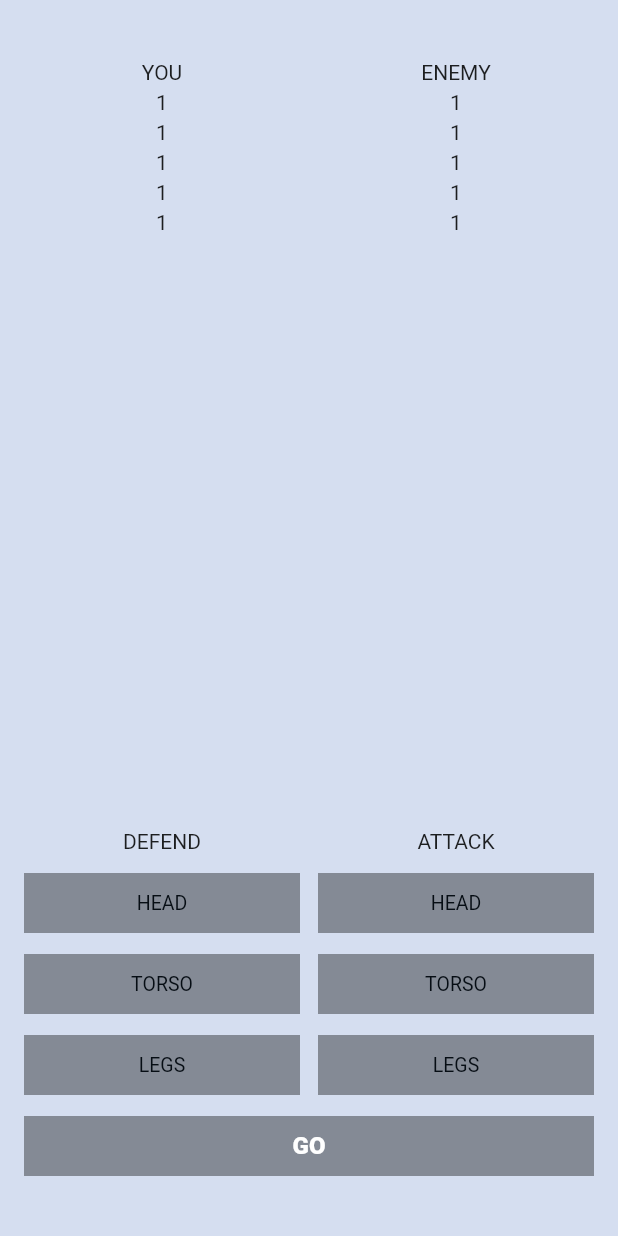
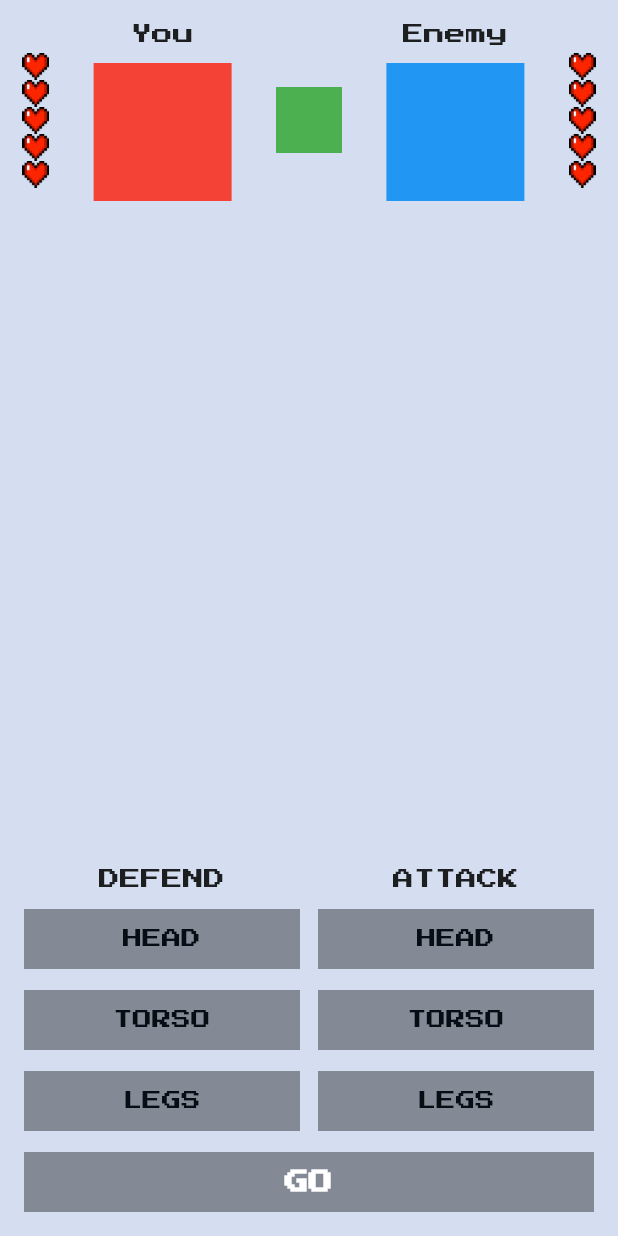
Before and after one commit to roman8361/flutter_fight_club, a Flutter app: the screen it shows after launch, on a phone screen of 412 x 824 dp. Run offline on Flutter 3.47's test engine with Material 2 defaults, Android fonts, the phone set to English and light mode, and no system bars; our stand-ins replace google_fonts.

Commit message:
lesson 02

```diff
--- /dev/null
+++ b/lib/flight_club_icons.dart
@@ -0,0 +1,7 @@
+class FightClubIcons {
+  FightClubIcons._();
+
+  static const headFull = "assets/icons/heart-full.png";
+  static const headEmpty = "assets/icons/heart-empty.png";
+
+}
--- a/lib/main.dart
+++ b/lib/main.dart
@@ -1,5 +1,9 @@
+import 'dart:math';
+
 import 'package:flutter/cupertino.dart';
 import 'package:flutter/material.dart';
+import 'package:flutter_fight_club/flight_club_icons.dart';
+import 'package:google_fonts/google_fonts.dart';
 
 void main() {
   runApp(MyApp());
@@ -9,6 +13,10 @@ class MyApp extends StatelessWidget {
   @override
   Widget build(BuildContext context) {
     return MaterialApp(
+      theme: ThemeData(
+          textTheme: GoogleFonts.pressStart2pTextTheme(
+        Theme.of(context).textTheme,
+      )),
       home: MyHomePage(),
     );
   }
@@ -18,93 +26,163 @@ class MyHomePage extends StatefulWidget {
   const MyHomePage({Key? key}) : super(key: key);
 
   @override
-  _MyHomePageState createState() => _MyHomePageState();
+  MyHomePageState createState() => MyHomePageState();
 }
 
-class _MyHomePageState extends State<MyHomePage> {
-  final String _one = "1";
+class MyHomePageState extends State<MyHomePage> {
+  static const maxLives = 5;
+
+  int yourLives = maxLives;
+  int enemyLives = maxLives;
 
   BodyPart? defendingBodyPart;
   BodyPart? attackingBodyPart;
+
+  BodyPart whatEnemyAttacks = BodyPart.random();
+  BodyPart whatEnemyDefends = BodyPart.random();
 
   @override
   Widget build(BuildContext context) {
     return Scaffold(
       backgroundColor: Color.fromRGBO(213, 222, 240, 1),
-      body: Column(
+      body: SafeArea(
+        child: Column(
           children: [
-          SizedBox(height: 40),
-          Row(
-            children: [
-              SizedBox(width: 16),
-              Expanded(child: Center(child: Text("You".toUpperCase()))),
-              SizedBox(width: 12),
-              Expanded(child: Center(child: Text("Enemy".toUpperCase()))),
-              SizedBox(width: 16)
+            FightersInfo(
+              maxLivesCount: maxLives,
+              yourLivesCount: yourLives,
+              enemyLivesCount: enemyLives,
+            ),
+            Expanded(child: SizedBox()),
+            ControlsWidget(
+              defendingBodyPart: defendingBodyPart,
+              selectDefendingBodyPart: _selectDefendingBodyPart,
+              attackingBodyPart: attackingBodyPart,
+              selectAttackingBodyPart: _selectAttackingBodyPart,
+            ),
+            SizedBox(height: 14),
+            GoButton(
+              text: yourLives == 0 || enemyLives == 0 ? "Start new game" : "Go",
+              onTap: _onGoButtonClicked,
+              color: _getGoButtonColor(),
+            ),
+            SizedBox(height: 16)
           ],
         ),
-          SizedBox(
-            height: 4,
       ),
-          Row(
-            children: [
-              SizedBox(width: 16),
-              Expanded(child: Center(child: Text(_one.toUpperCase()))),
-              SizedBox(width: 12),
-              Expanded(child: Center(child: Text(_one.toUpperCase()))),
-              SizedBox(width: 16)
-            ],
+    );
+  }
+
+  Color _getGoButtonColor() {
+    if (yourLives == 0 || enemyLives == 0) {
+      return const Color.fromRGBO(0, 0, 0, 0.87);
+    } else if (attackingBodyPart == null || defendingBodyPart == null) {
+      return Colors.black38;
+    } else {
+      return Color.fromRGBO(0, 0, 0, 0.87);
+    }
+  }
+
+  void _onGoButtonClicked() {
+    if (yourLives == 0 || enemyLives == 0) {
+      setState(() {
+        yourLives = maxLives;
+        enemyLives = maxLives;
+      });
+    } else if (attackingBodyPart != null && defendingBodyPart != null) {
+      setState(() {
+        final bool enemyLoseLife = attackingBodyPart != whatEnemyDefends;
+        final bool youLoseLife = defendingBodyPart != whatEnemyAttacks;
+        if (enemyLoseLife) {
+          enemyLives -= 1;
+        }
+        if (youLoseLife) {
+          yourLives -= 1;
+        }
+        whatEnemyDefends = BodyPart.random();
+        whatEnemyAttacks = BodyPart.random();
+
+        attackingBodyPart = null;
+        defendingBodyPart = null;
+      });
+    }
+  }
+
+  void _selectDefendingBodyPart(final BodyPart value) {
+    if (yourLives == 0 || enemyLives == 0) {
+      return;
+    }
+    setState(() {
+      defendingBodyPart = value;
+    });
+  }
+
+  void _selectAttackingBodyPart(final BodyPart value) {
+    if (yourLives == 0 || enemyLives == 0) {
+      return;
+    }
+    setState(() {
+      attackingBodyPart = value;
+    });
+  }
+
+}
+
+class GoButton extends StatelessWidget {
+  final String text;
+  final VoidCallback onTap;
+  final Color color;
+
+  const GoButton({
+    Key? key,
+    required this.onTap,
+    required this.color,
+    required this.text,
+  }) : super(key: key);
+
+  @override
+  Widget build(BuildContext context) {
+    return Padding(
+      padding: const EdgeInsets.symmetric(horizontal: 16),
+      child: GestureDetector(
+        onTap: onTap,
+        child: SizedBox(
+          height: 40,
+          child: ColoredBox(
+            color: color,
+            child: Center(
+              child: Text(
+                text.toUpperCase(),
+                style: TextStyle(
+                    fontWeight: FontWeight.w900,
+                    fontSize: 16,
+                    color: Colors.white),
               ),
-          SizedBox(
-            height: 4,
             ),
-          Row(
-            children: [
-              SizedBox(width: 16),
-              Expanded(child: Center(child: Text(_one.toUpperCase()))),
-              SizedBox(width: 12),
-              Expanded(child: Center(child: Text(_one.toUpperCase()))),
-              SizedBox(width: 16)
-            ],
           ),
-          SizedBox(
-            height: 4,
         ),
-          Row(
-            children: [
-              SizedBox(width: 16),
-              Expanded(child: Center(child: Text(_one.toUpperCase()))),
-              SizedBox(width: 12),
-              Expanded(child: Center(child: Text(_one.toUpperCase()))),
-              SizedBox(width: 16)
-            ],
       ),
-          SizedBox(
-            height: 4,
-          ),
-          Row(
-            children: [
-              SizedBox(width: 16),
-              Expanded(child: Center(child: Text(_one.toUpperCase()))),
-              SizedBox(width: 12),
-              Expanded(child: Center(child: Text(_one.toUpperCase()))),
-              SizedBox(width: 16)
-            ],
-          ),
-          SizedBox(
-            height: 4,
-          ),
-          Row(
-            children: [
-              SizedBox(width: 16),
-              Expanded(child: Center(child: Text(_one.toUpperCase()))),
-              SizedBox(width: 12),
-              Expanded(child: Center(child: Text(_one.toUpperCase()))),
-              SizedBox(width: 16)
-            ],
-          ),
-          Expanded(child: SizedBox()),
-          Row(
+    );
+  }
+}
+
+class ControlsWidget extends StatelessWidget {
+  final BodyPart? defendingBodyPart;
+  final ValueSetter<BodyPart> selectDefendingBodyPart;
+  final BodyPart? attackingBodyPart;
+  final ValueSetter<BodyPart> selectAttackingBodyPart;
+
+  const ControlsWidget({
+    Key? key,
+    required this.defendingBodyPart,
+    required this.selectDefendingBodyPart,
+    required this.attackingBodyPart,
+    required this.selectAttackingBodyPart,
+  }) : super(key: key);
+
+  @override
+  Widget build(BuildContext context) {
+    return Row(
       mainAxisAlignment: MainAxisAlignment.center,
       children: [
         SizedBox(width: 16),
@@ -116,19 +194,19 @@ class _MyHomePageState extends State<MyHomePage> {
               BodyPartButton(
                 bodyPart: BodyPart.head,
                 selected: defendingBodyPart == BodyPart.head,
-                      bodyPartSetter: _selectDefendingBodyPart,
+                bodyPartSetter: selectDefendingBodyPart,
               ),
               SizedBox(height: 14),
               BodyPartButton(
                 bodyPart: BodyPart.torso,
                 selected: defendingBodyPart == BodyPart.torso,
-                      bodyPartSetter: _selectDefendingBodyPart,
+                bodyPartSetter: selectDefendingBodyPart,
               ),
               SizedBox(height: 14),
               BodyPartButton(
                 bodyPart: BodyPart.legs,
                 selected: defendingBodyPart == BodyPart.legs,
-                      bodyPartSetter: _selectDefendingBodyPart,
+                bodyPartSetter: selectDefendingBodyPart,
               ),
             ],
           ),
@@ -142,82 +220,121 @@ class _MyHomePageState extends State<MyHomePage> {
               BodyPartButton(
                 bodyPart: BodyPart.head,
                 selected: attackingBodyPart == BodyPart.head,
-                      bodyPartSetter: _selectAttackingBodyPart,
+                bodyPartSetter: selectAttackingBodyPart,
               ),
               SizedBox(height: 14),
               BodyPartButton(
                 bodyPart: BodyPart.torso,
                 selected: attackingBodyPart == BodyPart.torso,
-                      bodyPartSetter: _selectAttackingBodyPart,
+                bodyPartSetter: selectAttackingBodyPart,
               ),
               SizedBox(height: 14),
               BodyPartButton(
                 bodyPart: BodyPart.legs,
                 selected: attackingBodyPart == BodyPart.legs,
-                      bodyPartSetter: _selectAttackingBodyPart,
+                bodyPartSetter: selectAttackingBodyPart,
               ),
             ],
           ),
         ),
         SizedBox(width: 16)
       ],
-          ),
-          SizedBox(height: 14),
-          Row(
+    );
+  }
+}
+
+class FightersInfo extends StatelessWidget {
+  final int maxLivesCount;
+  final int yourLivesCount;
+  final int enemyLivesCount;
+
+  const FightersInfo({
+    Key? key,
+    required this.maxLivesCount,
+    required this.yourLivesCount,
+    required this.enemyLivesCount,
+  }) : super(key: key);
+
+  @override
+  Widget build(BuildContext context) {
+    return SizedBox(
+      height: 160,
+      child: Row(
+        mainAxisAlignment: MainAxisAlignment.spaceAround,
         children: [
-              SizedBox(width: 16),
-              Expanded(
-                  child: GestureDetector(
-                onTap: () => _resetBodyOnTap(),
-                child: SizedBox(
-                  height: 40,
-                  child: ColoredBox(
-                    color:
-                        (_isBodySelected()) ? Colors.black87 : Colors.black38,
-                    child: Center(
-                      child: Text(
-                        "Go".toUpperCase(),
-                        style: TextStyle(
-                            fontWeight: FontWeight.w900,
-                            fontSize: 16,
-                            color: Colors.white),
-                      ),
-                    ),
-                  ),
-                ),
-              )),
-              SizedBox(width: 16)
+          LivesWidget(
+              overallLivesCount: maxLivesCount,
+              currentLivesCount: yourLivesCount),
+          Column(
+            children: [
+              const SizedBox(height: 16),
+              Text("You"),
+              const SizedBox(height: 12),
+              ColoredBox(
+                color: Colors.red,
+                child: SizedBox(height: 92, width: 92),
+              )
             ],
           ),
-          SizedBox(height: 40)
+          ColoredBox(
+            color: Colors.green,
+            child: SizedBox(height: 44, width: 44),
+          ),
+          Column(
+            children: [
+              const SizedBox(height: 16),
+              Text("Enemy"),
+              const SizedBox(height: 12),
+              ColoredBox(
+                color: Colors.blue,
+                child: SizedBox(height: 92, width: 92),
+              )
+            ],
+          ),
+          LivesWidget(
+              overallLivesCount: maxLivesCount,
+              currentLivesCount: enemyLivesCount)
         ],
       ),
     );
   }
-
-  void _selectDefendingBodyPart(final BodyPart value) {
-    setState(() {
-      defendingBodyPart = value;
-    });
 }
 
-  void _selectAttackingBodyPart(final BodyPart value) {
-    setState(() {
-      attackingBodyPart = value;
-    });
+class LivesWidget extends StatelessWidget {
+  final int overallLivesCount;
+  final int currentLivesCount;
+
+  const LivesWidget({
+    Key? key,
+    required this.overallLivesCount,
+    required this.currentLivesCount,
+  })  : assert(overallLivesCount >= 1),
+        assert(currentLivesCount >= 0),
+        assert(currentLivesCount <= overallLivesCount),
+        super(key: key);
+
+  @override
+  Widget build(BuildContext context) {
+    return Column(
+      mainAxisSize: MainAxisSize.min,
+      children: List.generate(overallLivesCount, (index) {
+        if (index < currentLivesCount) {
+          // return Text("1");
+          return Image.asset(
+            FightClubIcons.headFull,
+            width: 18,
+            height: 18,
+          );
+        } else {
+          // return Text("0");
+          return Image.asset(
+            FightClubIcons.headEmpty,
+            width: 18,
+            height: 18,
+          );
         }
-
-  bool _isBodySelected() {
-    return (defendingBodyPart != null && attackingBodyPart != null);
-  }
-
-  _resetBodyOnTap() {
-    setState(() {
-      if (_isBodySelected()) {
-        defendingBodyPart = null;
-        attackingBodyPart = null;
-      }
-    });
+      }),
+    );
   }
 }
 
@@ -233,6 +350,12 @@ class BodyPart {
   @override
   String toString() {
     return 'BodyPart{name: $name}';
+  }
+
+  static const List<BodyPart> _values = [head, torso, legs];
+
+  static BodyPart random() {
+    return _values[Random().nextInt(_values.length)];
   }
 }
 
```
Also changed, not shown: pubspec.yaml (+5 -58 lines), assets/icons/enemy-avatar.png (added), assets/icons/heart-empty.png (added), assets/icons/heart-full.png (added), assets/icons/you-avatar.png (added), google_fonts/PressStart2P-Regular.ttf (added), pubspec.lock. Lines whose indentation alone changed are shown as unchanged.
